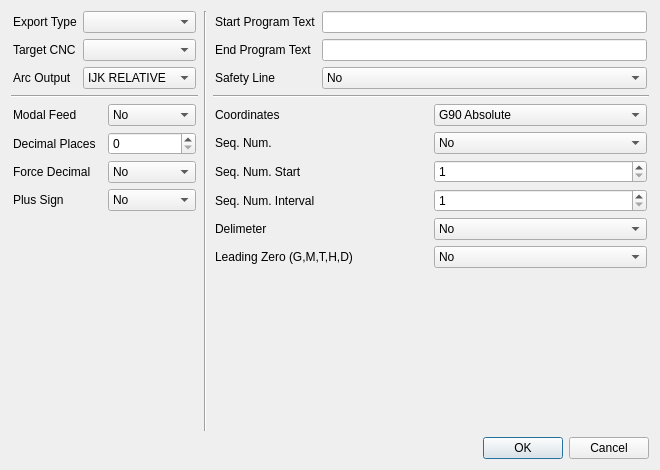
This is app/ui/generated/dialogs/export.ui in MaestroFusion360/easy_gcode_plot as Qt 5 draws it before an edit. The edited form follows.
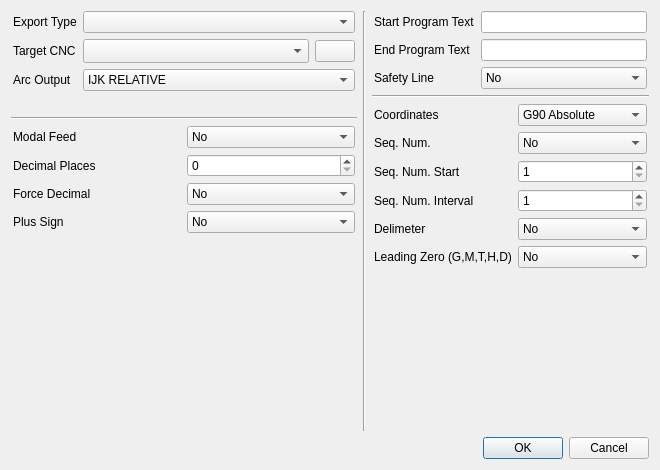
This is the edited form. Icons and pictures are not drawn.

Commit message: Postprocessor editor, Heidenhain export and tool JSON exchange

What changed in the file:
```diff
--- a/app/ui/generated/dialogs/export.ui
+++ b/app/ui/generated/dialogs/export.ui
@@ -50,7 +50,47 @@
                                         </widget>
                                     </item>
                                     <item row="1" column="1">
-                                        <widget class="QComboBox" name="targetCncCombo"/>
+                                        <layout class="QHBoxLayout" name="postProfileLayout">
+                                            <item>
+                                                <widget class="QComboBox" name="targetCncCombo">
+                                                    <property name="sizeAdjustPolicy">
+                                                        <enum>QComboBox::SizeAdjustPolicy::AdjustToMinimumContentsLengthWithIcon</enum>
+                                                    </property>
+                                                    <property name="minimumContentsLength">
+                                                        <number>22</number>
+                                                    </property>
+                                                </widget>
+                                            </item>
+                                            <item>
+                                                <widget class="QPushButton" name="postProfileButton">
+                                                    <property name="text">
+                                                        <string/>
+                                                    </property>
+                                                    <property name="accessibleName">
+                                                        <string>Add ready…</string>
+                                                    </property>
+                                                    <property name="icon">
+                                                        <iconset resource="../../../resources/files_res.qrc"><normaloff>:/resource/icons/add.png</normaloff></iconset>
+                                                    </property>
+                                                    <property name="iconSize">
+                                                        <size><width>16</width><height>16</height></size>
+                                                    </property>
+                                                    <property name="toolTip">
+                                                        <string>Import a ready postprocessor from a JSON file</string>
+                                                    </property>
+                                                </widget>
+                                            </item>
+                                        </layout>
+                                    </item>
+                                    <item row="3" column="0" colspan="2">
+                                        <widget class="QLabel" name="postProfileWarning">
+                                            <property name="text">
+                                                <string/>
+                                            </property>
+                                            <property name="wordWrap">
+                                                <bool>true</bool>
+                                            </property>
+                                        </widget>
                                     </item>
                                     <item row="2" column="0">
                                         <widget class="QLabel" name="arcOutputLabel">
```
Left out of the diff: 2 changed lines with no effect on the pictures. The commit also changes 96 other files.
